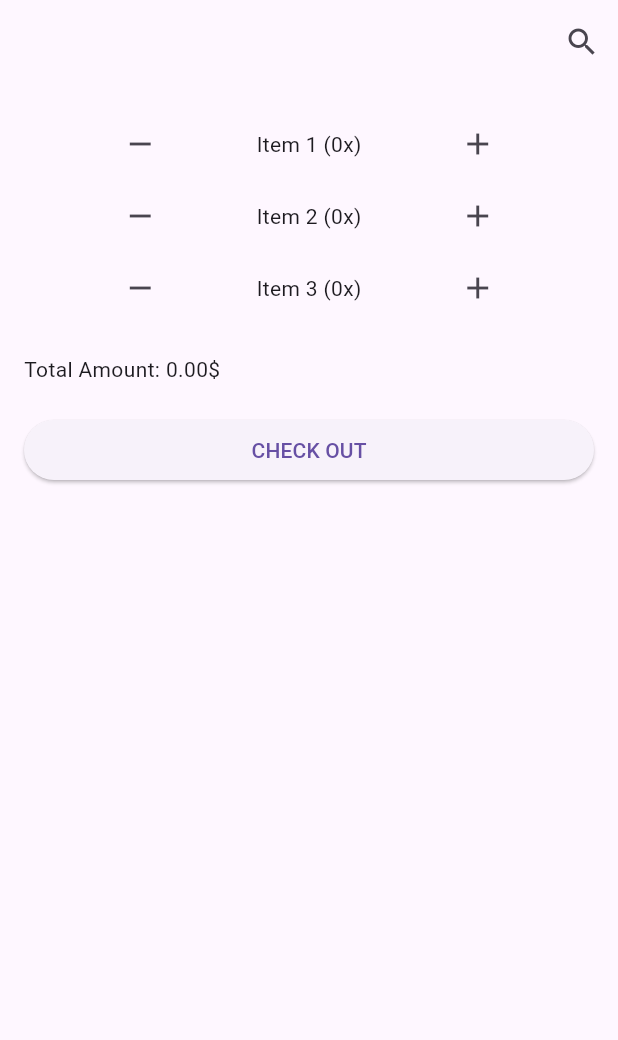
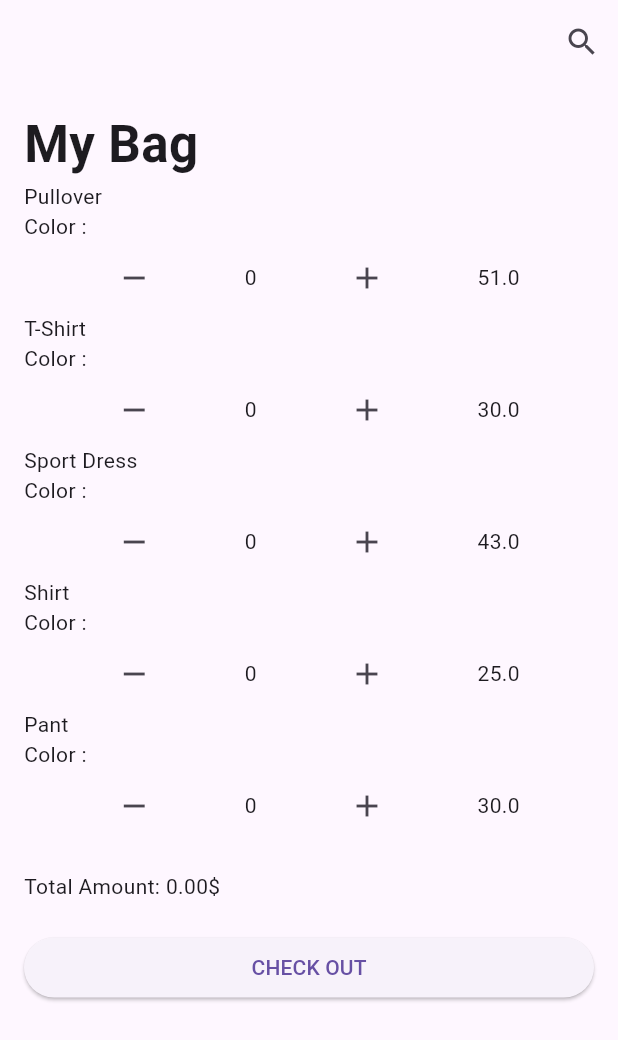
Before and after one commit to Tanvir-AN/Modul_10_Assignment, a Flutter app: the screen it shows after launch, on a phone screen of 412 x 824 dp. Shown: the top 1040 px of the screen. Run offline on Flutter 3.47's test engine with Material 3 defaults, Android fonts, the phone set to English and light mode, and no system bars.

Commit message:
adding text

```diff
--- a/lib/main.dart
+++ b/lib/main.dart
@@ -20,11 +20,11 @@ class ShoppingCart extends StatefulWidget {
 
 class _ShoppingCartState extends State<ShoppingCart> {
   List<CartItem> cartItems = [
-    CartItem(name: 'Item 1', unitPrice: 51.0),
-    CartItem(name: 'Item 2', unitPrice: 30.0),
-    CartItem(name: 'Item 3', unitPrice: 43.0),
-    //CartItem(name: 'Item 4', unitPrice: 25.0),
-    //CartItem(name: 'Item 5', unitPrice: 30.0),
+    CartItem(name: 'Pullover', unitPrice: 51.0),
+    CartItem(name: 'T-Shirt', unitPrice: 30.0),
+    CartItem(name: 'Sport Dress', unitPrice: 43.0),
+    CartItem(name: 'Shirt', unitPrice: 25.0),
+    CartItem(name: 'Pant', unitPrice: 30.0),
   ];
 
   @override
@@ -40,6 +40,7 @@ class _ShoppingCartState extends State<ShoppingCart> {
         child: Column(
           crossAxisAlignment: CrossAxisAlignment.stretch,
           children: [
+            Text('My Bag',style: TextStyle(fontWeight: FontWeight.bold,fontSize: 34),),
             for (var item in cartItems)
               CartItemWidget(
                 item: item,
@@ -148,17 +149,32 @@ class CartItemWidget extends StatelessWidget {
 
   @override
   Widget build(BuildContext context) {
-    return Row(
+    return Column(
+      children: [
+        Row(
+          children: [
+            Text('${item.name}'),
+          ],
+        ),
+        Row(
+          children: [
+            Text('Color :'),
+          ],
+        ),
+        Row(
           mainAxisAlignment: MainAxisAlignment.spaceEvenly,
           children: [
             IconButton(
               icon: Icon(Icons.remove),
               onPressed: onRemove,
             ),
-        Text('${item.name} (${item.quantity}x)'),
+            Text('${item.quantity}'),
             IconButton(
               icon: Icon(Icons.add),
               onPressed: onAdd,
+            ),
+            Text('${item.unitPrice}')
+          ],
         ),
       ],
     );
```
Lines whose indentation alone changed are shown as unchanged.
